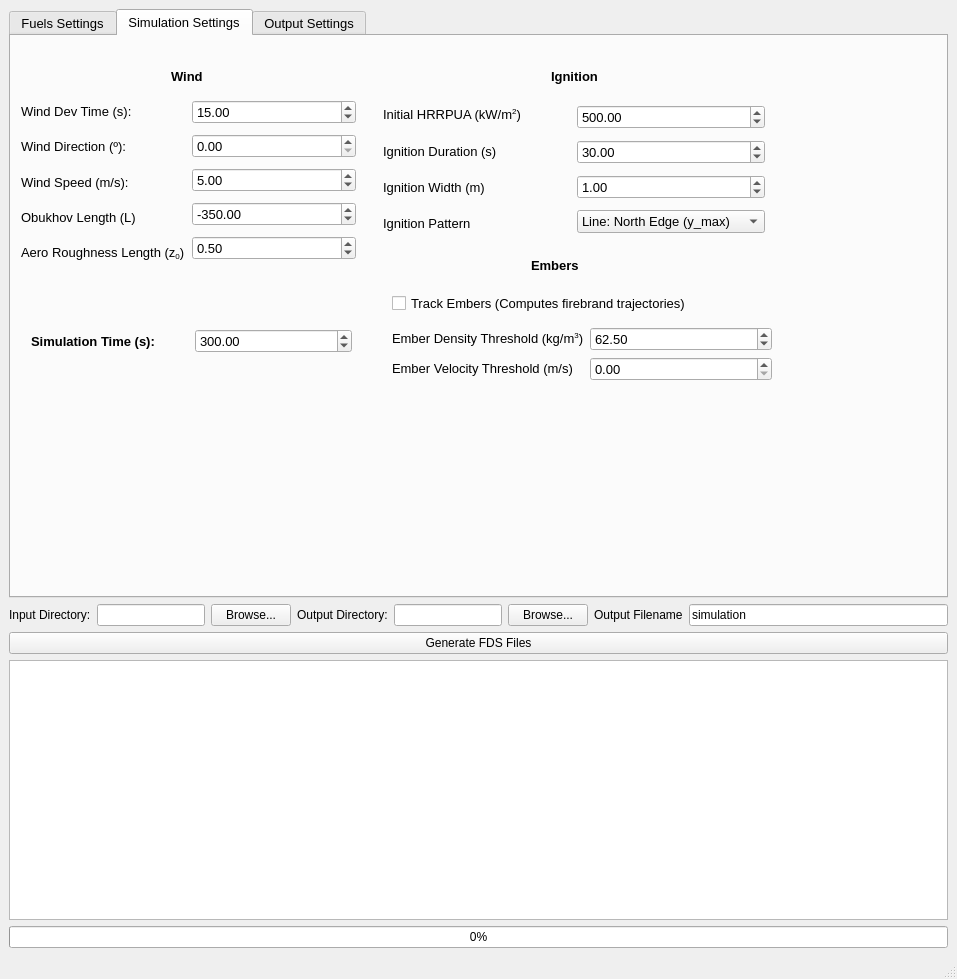
Old version of the form mainwindow.ui in the repository 3DFin/TLS_to_FDS.
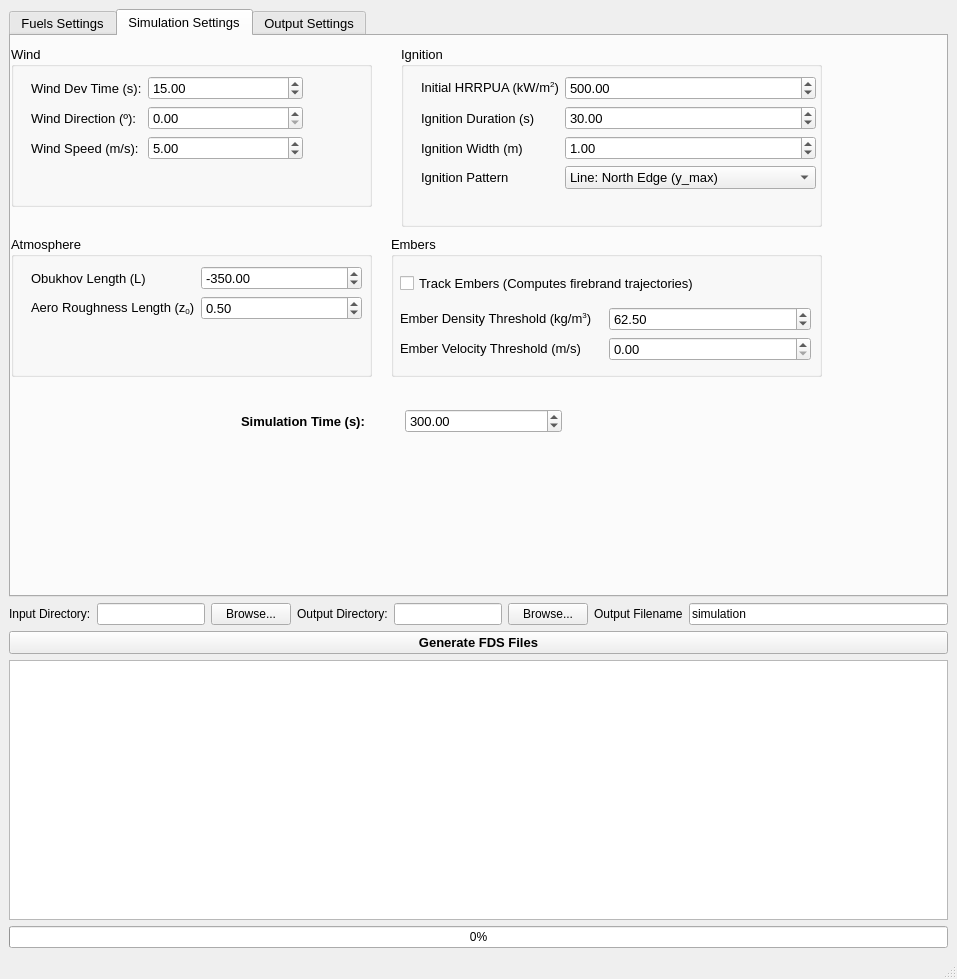
New version of the form. The open tabs and pages were chosen to show the change.

Diff of the .ui file:
```diff
--- a/mainwindow.ui
+++ b/mainwindow.ui
@@ -33,8 +33,8 @@
         <property name="geometry">
          <rect>
           <x>11</x>
-          <y>83</y>
-          <width>471</width>
+          <y>73</y>
+          <width>491</width>
           <height>201</height>
          </rect>
         </property>
@@ -75,9 +75,9 @@
        <widget class="QGroupBox" name="group_synthetic_layers">
         <property name="geometry">
          <rect>
-          <x>0</x>
+          <x>10</x>
           <y>300</y>
-          <width>481</width>
+          <width>491</width>
           <height>121</height>
          </rect>
         </property>
@@ -253,61 +253,11 @@
          </layout>
         </widget>
        </widget>
-       <widget class="QWidget" name="layoutWidget">
-        <property name="geometry">
-         <rect>
-          <x>10</x>
-          <y>11</y>
-          <width>271</width>
-          <height>73</height>
-         </rect>
-        </property>
-        <layout class="QVBoxLayout" name="verticalLayout_2">
-         <item>
-          <layout class="QHBoxLayout" name="horizontalLayout_5">
-           <item>
-            <widget class="QLabel" name="lbl_preset">
-             <property name="text">
-              <string>Forest Preset:</string>
-             </property>
-            </widget>
-           </item>
-           <item>
-            <widget class="QComboBox" name="combo_preset"/>
-           </item>
-          </layout>
-         </item>
-         <item>
-          <layout class="QHBoxLayout" name="horizontalLayout_3">
-           <item>
-            <widget class="QLabel" name="lbl_voxel_size">
-             <property name="text">
-              <string>Voxel Size (m):</string>
-             </property>
-            </widget>
-           </item>
-           <item>
-            <widget class="QDoubleSpinBox" name="spin_voxel_size">
-             <property name="minimum">
-              <double>0.050000000000000</double>
-             </property>
-             <property name="singleStep">
-              <double>0.050000000000000</double>
-             </property>
-             <property name="value">
-              <double>0.200000000000000</double>
-             </property>
-            </widget>
-           </item>
-          </layout>
-         </item>
-        </layout>
-       </widget>
        <widget class="QFrame" name="frame">
         <property name="geometry">
          <rect>
-          <x>510</x>
-          <y>20</y>
+          <x>530</x>
+          <y>30</y>
           <width>421</width>
           <height>401</height>
          </rect>
@@ -335,60 +285,66 @@
          </property>
         </widget>
        </widget>
+       <widget class="QWidget" name="">
+        <property name="geometry">
+         <rect>
+          <x>11</x>
+          <y>30</y>
+          <width>382</width>
+          <height>33</height>
+         </rect>
+        </property>
+        <layout class="QHBoxLayout" name="horizontalLayout_5">
+         <item>
+          <layout class="QHBoxLayout" name="horizontalLayout_3">
+           <item>
+            <widget class="QLabel" name="lbl_voxel_size">
+             <property name="text">
+              <string>Voxel Size (m):</string>
+             </property>
+            </widget>
+           </item>
+           <item>
+            <widget class="QDoubleSpinBox" name="spin_voxel_size">
+             <property name="minimum">
+              <double>0.050000000000000</double>
+             </property>
+             <property name="singleStep">
+              <double>0.050000000000000</double>
+             </property>
+             <property name="value">
+              <double>0.200000000000000</double>
+             </property>
+            </widget>
+           </item>
+          </layout>
+         </item>
+         <item>
+          <layout class="QHBoxLayout" name="horizontalLayout_2">
+           <item>
+            <widget class="QLabel" name="lbl_preset">
+             <property name="text">
+              <string>Forest Preset:</string>
+             </property>
+            </widget>
+           </item>
+           <item>
+            <widget class="QComboBox" name="combo_preset"/>
+           </item>
+          </layout>
+         </item>
+        </layout>
+       </widget>
       </widget>
       <widget class="QWidget" name="tab_simulation">
        <attribute name="title">
         <string>Simulation Settings</string>
        </attribute>
-       <widget class="QLabel" name="lbl_ignition">
-        <property name="geometry">
-         <rect>
-          <x>540</x>
-          <y>30</y>
-          <width>71</width>
-          <height>20</height>
-         </rect>
-        </property>
-        <property name="font">
-         <font>
-          <pointsize>10</pointsize>
-          <bold>true</bold>
-         </font>
-        </property>
-        <property name="text">
-         <string>Ignition</string>
-        </property>
-        <property name="wordWrap">
-         <bool>false</bool>
-        </property>
-       </widget>
-       <widget class="QLabel" name="lbl_wind">
-        <property name="geometry">
-         <rect>
-          <x>160</x>
-          <y>30</y>
-          <width>51</width>
-          <height>20</height>
-         </rect>
-        </property>
-        <property name="font">
-         <font>
-          <pointsize>10</pointsize>
-          <bold>true</bold>
-         </font>
-        </property>
-        <property name="text">
-         <string>Wind</string>
-        </property>
-        <property name="wordWrap">
-         <bool>false</bool>
-        </property>
-       </widget>
        <widget class="QWidget" name="layoutWidget">
         <property name="geometry">
          <rect>
-          <x>20</x>
-          <y>290</y>
+          <x>230</x>
+          <y>370</y>
           <width>321</width>
           <height>30</height>
          </rect>
@@ -419,110 +375,118 @@
          </item>
         </layout>
        </widget>
-       <widget class="QLabel" name="lbl_embers">
+       <widget class="QGroupBox" name="groupBox_2">
         <property name="geometry">
          <rect>
-          <x>520</x>
-          <y>219</y>
-          <width>71</width>
-          <height>20</height>
+          <x>0</x>
+          <y>10</y>
+          <width>361</width>
+          <height>161</height>
          </rect>
         </property>
         <property name="font">
          <font>
           <pointsize>10</pointsize>
-          <bold>true</bold>
+          <bold>false</bold>
          </font>
         </property>
-        <property name="text">
-         <string>Embers</string>
+        <property name="title">
+         <string>Wind</string>
         </property>
-        <property name="wordWrap">
-         <bool>false</bool>
-        </property>
-       </widget>
-       <widget class="QWidget" name="layoutWidget">
+        <widget class="QWidget" name="formLayoutWidget_3">
         <property name="geometry">
          <rect>
-          <x>10</x>
-          <y>60</y>
-          <width>335</width>
-          <height>172</height>
-         </rect>
-        </property>
-        <layout class="QHBoxLayout" name="horizontalLayout_11">
-         <item>
-          <layout class="QVBoxLayout" name="verticalLayout_5">
-           <item>
+           <x>20</x>
+           <y>30</y>
+           <width>272</width>
+           <height>111</height>
+          </rect>
+         </property>
+         <layout class="QFormLayout" name="formLayout_3">
+          <item row="0" column="0">
             <widget class="QLabel" name="lbl_wind_dev_time">
              <property name="text">
               <string>Wind Dev Time (s):</string>
              </property>
             </widget>
            </item>
-           <item>
+          <item row="0" column="1">
+           <widget class="QDoubleSpinBox" name="spin_wind_dev">
+            <property name="maximum">
+             <double>10000.000000000000000</double>
+            </property>
+            <property name="value">
+             <double>15.000000000000000</double>
+            </property>
+           </widget>
+          </item>
+          <item row="1" column="0">
             <widget class="QLabel" name="lbl_wind_dir">
              <property name="text">
               <string>Wind Direction (º):</string>
              </property>
             </widget>
            </item>
-           <item>
+          <item row="1" column="1">
+           <widget class="QDoubleSpinBox" name="spin_wind_dir">
+            <property name="maximum">
+             <double>360.000000000000000</double>
+            </property>
+            <property name="value">
+             <double>0.000000000000000</double>
+            </property>
+           </widget>
+          </item>
+          <item row="2" column="0">
             <widget class="QLabel" name="lbl_wind_speed">
              <property name="text">
               <string>Wind Speed (m/s):</string>
              </property>
             </widget>
            </item>
-           <item>
+          <item row="2" column="1">
+           <widget class="QDoubleSpinBox" name="spin_wind_speed">
+            <property name="maximum">
+             <double>100.000000000000000</double>
+            </property>
+            <property name="value">
+             <double>5.000000000000000</double>
+            </property>
+           </widget>
+          </item>
+         </layout>
+        </widget>
+       </widget>
+       <widget class="QGroupBox" name="groupBox_3">
+        <property name="geometry">
+         <rect>
+          <x>0</x>
+          <y>200</y>
+          <width>361</width>
+          <height>141</height>
+         </rect>
+        </property>
+        <property name="title">
+         <string>Atmosphere</string>
+        </property>
+        <widget class="QWidget" name="formLayoutWidget_4">
+         <property name="geometry">
+          <rect>
+           <x>20</x>
+           <y>30</y>
+           <width>331</width>
+           <height>80</height>
+          </rect>
+         </property>
+         <layout class="QFormLayout" name="formLayout_4">
+          <item row="0" column="0">
             <widget class="QLabel" name="lbl_obukhov">
              <property name="text">
               <string>Obukhov Length (L)</string>
              </property>
             </widget>
            </item>
-           <item>
-            <widget class="QLabel" name="lbl_z0">
-             <property name="text">
-              <string>&lt;html&gt;&lt;head/&gt;&lt;body&gt;&lt;p&gt;Aero Roughness Length (z&lt;span style=&quot; vertical-align:sub;&quot;&gt;0&lt;/span&gt;)&lt;/p&gt;&lt;/body&gt;&lt;/html&gt;</string>
-             </property>
-            </widget>
-           </item>
-          </layout>
-         </item>
-         <item>
-          <layout class="QVBoxLayout" name="verticalLayout_6">
-           <item>
-            <widget class="QDoubleSpinBox" name="spin_wind_dev">
-             <property name="maximum">
-              <double>10000.000000000000000</double>
-             </property>
-             <property name="value">
-              <double>15.000000000000000</double>
-             </property>
-            </widget>
-           </item>
-           <item>
-            <widget class="QDoubleSpinBox" name="spin_wind_dir">
-             <property name="maximum">
-              <double>360.000000000000000</double>
-             </property>
-             <property name="value">
-              <double>0.000000000000000</double>
-             </property>
-            </widget>
-           </item>
-           <item>
-            <widget class="QDoubleSpinBox" name="spin_wind_speed">
-             <property name="maximum">
-              <double>100.000000000000000</double>
-             </property>
-             <property name="value">
-              <double>5.000000000000000</double>
-             </property>
-            </widget>
-           </item>
-           <item>
+          <item row="0" column="1">
             <widget class="QDoubleSpinBox" name="spin_obukhov">
              <property name="minimum">
               <double>-500.000000000000000</double>
@@ -538,7 +502,14 @@
              </property>
             </widget>
            </item>
-           <item>
+          <item row="1" column="0">
+           <widget class="QLabel" name="lbl_z0">
+            <property name="text">
+             <string>&lt;html&gt;&lt;head/&gt;&lt;body&gt;&lt;p&gt;Aero Roughness Length (z&lt;span style=&quot; vertical-align:sub;&quot;&gt;0&lt;/span&gt;)&lt;/p&gt;&lt;/body&gt;&lt;/html&gt;</string>
+            </property>
+           </widget>
+          </item>
+          <item row="1" column="1">
             <widget class="QDoubleSpinBox" name="spin_z0">
              <property name="minimum">
               <double>0.000000000000000</double>
@@ -555,87 +526,98 @@
             </widget>
            </item>
           </layout>
-         </item>
-        </layout>
-       </widget>
-       <widget class="QWidget" name="layoutWidget">
+        </widget>
+       </widget>
+       <widget class="QGroupBox" name="groupBox_4">
         <property name="geometry">
          <rect>
-          <x>372</x>
-          <y>64</y>
-          <width>382</width>
-          <height>138</height>
+          <x>390</x>
+          <y>10</y>
+          <width>421</width>
+          <height>181</height>
          </rect>
         </property>
-        <layout class="QHBoxLayout" name="horizontalLayout_2">
-         <item>
-          <layout class="QVBoxLayout" name="verticalLayout_7">
-           <item>
+        <property name="font">
+         <font>
+          <pointsize>10</pointsize>
+          <bold>false</bold>
+         </font>
+        </property>
+        <property name="title">
+         <string>Ignition</string>
+        </property>
+        <widget class="QWidget" name="formLayoutWidget_5">
+         <property name="geometry">
+          <rect>
+           <x>20</x>
+           <y>30</y>
+           <width>395</width>
+           <height>141</height>
+          </rect>
+         </property>
+         <layout class="QFormLayout" name="formLayout_5">
+          <item row="0" column="0">
             <widget class="QLabel" name="lbl_hrrpua">
              <property name="text">
               <string>&lt;html&gt;&lt;head/&gt;&lt;body&gt;&lt;p&gt;Initial HRRPUA (kW/m&lt;span style=&quot; vertical-align:super;&quot;&gt;2&lt;/span&gt;)&lt;/p&gt;&lt;/body&gt;&lt;/html&gt;</string>
              </property>
             </widget>
            </item>
-           <item>
+          <item row="0" column="1">
+           <widget class="QDoubleSpinBox" name="spin_hrrpua">
+            <property name="maximum">
+             <double>10000.000000000000000</double>
+            </property>
+            <property name="value">
+             <double>500.000000000000000</double>
+            </property>
+           </widget>
+          </item>
+          <item row="1" column="0">
             <widget class="QLabel" name="lbl_ign_duration">
              <property name="text">
               <string>Ignition Duration (s)</string>
              </property>
             </widget>
            </item>
-           <item>
+          <item row="1" column="1">
+           <widget class="QDoubleSpinBox" name="spin_ign_duration">
+            <property name="maximum">
+             <double>10000.000000000000000</double>
+            </property>
+            <property name="value">
+             <double>30.000000000000000</double>
+            </property>
+           </widget>
+          </item>
+          <item row="2" column="0">
             <widget class="QLabel" name="lbl_vent_width">
              <property name="text">
               <string>Ignition Width (m)</string>
              </property>
             </widget>
            </item>
-           <item>
+          <item row="2" column="1">
+           <widget class="QDoubleSpinBox" name="spin_vent_width">
+            <property name="minimum">
+             <double>0.100000000000000</double>
+            </property>
+            <property name="maximum">
+             <double>100.000000000000000</double>
+            </property>
+            <property name="value">
+             <double>1.000000000000000</double>
+            </property>
+           </widget>
+          </item>
+          <item row="3" column="0">
             <widget class="QLabel" name="lbl_ign_pattern">
              <property name="text">
               <string>Ignition Pattern</string>
              </property>
             </widget>
            </item>
-          </layout>
-         </item>
-         <item>
-          <layout class="QVBoxLayout" name="verticalLayout_9">
-           <item>
-            <widget class="QDoubleSpinBox" name="spin_hrrpua">
-             <property name="maximum">
-              <double>10000.000000000000000</double>
-             </property>
-             <property name="value">
-              <double>500.000000000000000</double>
-             </property>
-            </widget>
-           </item>
-           <item>
-            <widget class="QDoubleSpinBox" name="spin_ign_duration">
-             <property name="maximum">
-              <double>10000.000000000000000</double>
-             </property>
-             <property name="value">
-              <double>30.000000000000000</double>
-             </property>
-            </widget>
-           </item>
-           <item>
-            <widget class="QDoubleSpinBox" name="spin_vent_width">
-             <property name="minimum">
-              <double>0.100000000000000</double>
-             </property>
-             <property name="maximum">
-              <double>100.000000000000000</double>
-             </property>
-             <property name="value">
-              <double>1.000000000000000</double>
-             </property>
-            </widget>
-           </item>
-           <item>
+          <item row="3" column="1">
             <widget class="QComboBox" name="combo_ign_pattern">
              <item>
               <property name="text">
@@ -680,15 +662,32 @@
             </widget>
            </item>
           </layout>
-         </item>
-        </layout>
-       </widget>
+        </widget>
+       </widget>
+       <widget class="QGroupBox" name="groupBox_5">
+        <property name="geometry">
+         <rect>
+          <x>380</x>
+          <y>200</y>
+          <width>431</width>
+          <height>141</height>
+         </rect>
+        </property>
+        <property name="font">
+         <font>
+          <pointsize>10</pointsize>
+          <bold>false</bold>
+         </font>
+        </property>
+        <property name="title">
+         <string>Embers</string>
+        </property>
        <widget class="QWidget" name="layoutWidget">
         <property name="geometry">
          <rect>
-          <x>381</x>
-          <y>250</y>
-          <width>380</width>
+           <x>9</x>
+           <y>30</y>
+           <width>411</width>
           <height>103</height>
          </rect>
         </property>
@@ -761,6 +760,7 @@
         </layout>
        </widget>
       </widget>
+      </widget>
       <widget class="QWidget" name="tab_outputs">
        <attribute name="title">
         <string>Output Settings</string>
@@ -830,19 +830,19 @@
        <widget class="QGroupBox" name="groupBox">
         <property name="geometry">
          <rect>
-          <x>30</x>
+          <x>40</x>
           <y>50</y>
-          <width>351</width>
-          <height>231</height>
+          <width>321</width>
+          <height>221</height>
          </rect>
         </property>
         <property name="title">
-         <string>Domain Padding &amp; Mesh Alignment</string>
+         <string>Domain Padding and Mesh Alignment</string>
         </property>
         <widget class="QWidget" name="formLayoutWidget">
          <property name="geometry">
           <rect>
-           <x>10</x>
+           <x>20</x>
            <y>30</y>
            <width>277</width>
            <height>171</height>
@@ -956,12 +956,12 @@
      </widget>
     </item>
     <item>
-     <layout class="QHBoxLayout" name="horizontalLayout_13">
-      <item>
-       <layout class="QHBoxLayout" name="horizontalLayout_12">
-        <item>
          <layout class="QHBoxLayout" name="horizontalLayout">
           <item>
+       <layout class="QHBoxLayout" name="horizontalLayout_4">
+        <item>
+         <layout class="QHBoxLayout" name="horizontalLayout_11">
+          <item>
            <widget class="QLabel" name="lbl_input_dir">
             <property name="text">
              <string>Input Directory:</string>
@@ -984,8 +984,6 @@
          </layout>
         </item>
         <item>
-         <layout class="QHBoxLayout" name="horizontalLayout_4">
-          <item>
            <widget class="QLabel" name="lbl_output_dir">
             <property name="text">
              <string>Output Directory:</string>
@@ -1004,8 +1002,6 @@
           </item>
          </layout>
         </item>
-       </layout>
-      </item>
       <item>
        <layout class="QHBoxLayout" name="horizontalLayout_9">
         <item>
@@ -1028,6 +1024,19 @@
     </item>
     <item>
      <widget class="QPushButton" name="btn_generate">
+      <property name="maximumSize">
+       <size>
+        <width>16777215</width>
+        <height>16777215</height>
+       </size>
+      </property>
+      <property name="font">
+       <font>
+        <family>Segoe UI</family>
+        <pointsize>10</pointsize>
+        <bold>true</bold>
+       </font>
+      </property>
       <property name="text">
        <string>Generate FDS Files</string>
       </property>
```
Lines whose indentation alone changed are shown as unchanged.
